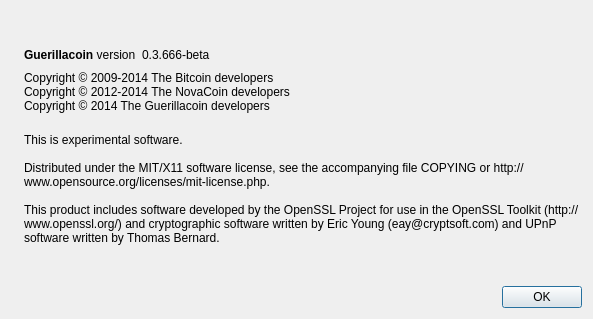
The window that src/qt/forms/aboutdialog.ui (PAXcoinnetwork/guerillacoin) describes before a commit, drawn with Qt 5.
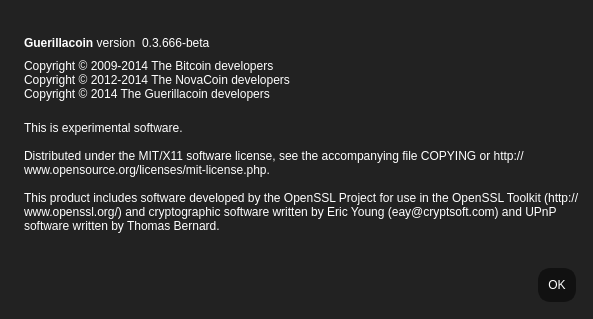
The same window after the commit. Icons and pictures are not drawn.

The edit to the form file:
```diff
--- a/src/qt/forms/aboutdialog.ui
+++ b/src/qt/forms/aboutdialog.ui
@@ -13,6 +13,35 @@
   <property name="windowTitle">
    <string>About Guerillacoin</string>
   </property>
+  <property name="styleSheet">
+   <string notr="true">QDialog {
+	background-color: #222;
+}
+
+QLabel {
+	color: white;
+}
+
+QPushButton, QToolButton {
+	border: 4px solid #111;
+	border-radius: 12px;
+	background-color: #111;
+	color: white;
+	padding: 6px;
+	margin: 6px;
+}
+QPushButton:pressed, QToolButton:checked {
+	color: #cca000;
+}
+QPushButton:pressed, QToolButton:pressed {
+	border-color: #cca000;
+	color: #cca000;
+}
+QPushButton:disabled, QToolButton:disabled {
+	color: #444;
+	background-color: #222;
+}</string>
+  </property>
   <layout class="QHBoxLayout" name="horizontalLayout_2">
    <item>
     <widget class="QLabel" name="label_4">
```
